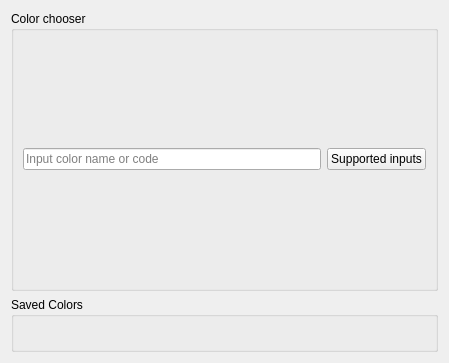
This is src/manager.ui in keshavbhatt/ColorPie as Qt 5 draws it before an edit. The edited form follows.
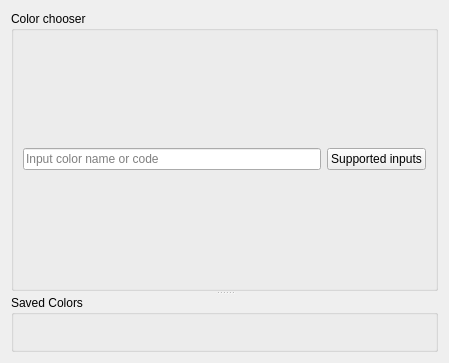
This is the edited form.

Diff of the .ui file:
```diff
--- a/src/manager.ui
+++ b/src/manager.ui
@@ -13,11 +13,15 @@
   <property name="windowTitle">
    <string>Form</string>
   </property>
-  <property name="styleSheet">
-   <string notr="true"/>
-  </property>
   <layout class="QVBoxLayout" name="verticalLayout">
    <item>
+    <widget class="QSplitter" name="managerSplitter">
+     <property name="orientation">
+      <enum>Qt::Vertical</enum>
+     </property>
+     <property name="childrenCollapsible">
+      <bool>false</bool>
+     </property>
     <widget class="QGroupBox" name="colorBoxWidget">
      <property name="minimumSize">
       <size>
@@ -52,8 +56,6 @@
       </item>
      </layout>
     </widget>
-   </item>
-   <item>
     <widget class="QGroupBox" name="savedColorBoxWidget">
      <property name="title">
       <string>Saved Colors</string>
@@ -63,6 +65,7 @@
        <layout class="QVBoxLayout" name="savedColorsBoxLayout"/>
       </item>
      </layout>
+     </widget>
     </widget>
    </item>
   </layout>
```
Lines whose indentation alone changed are shown as unchanged.
